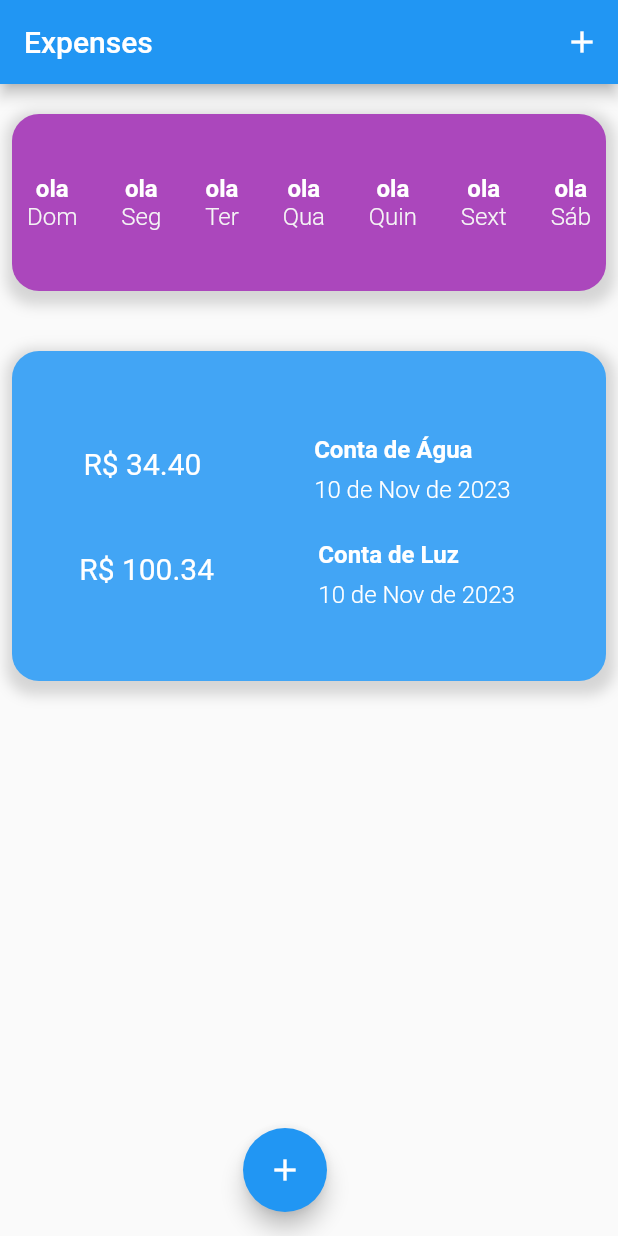
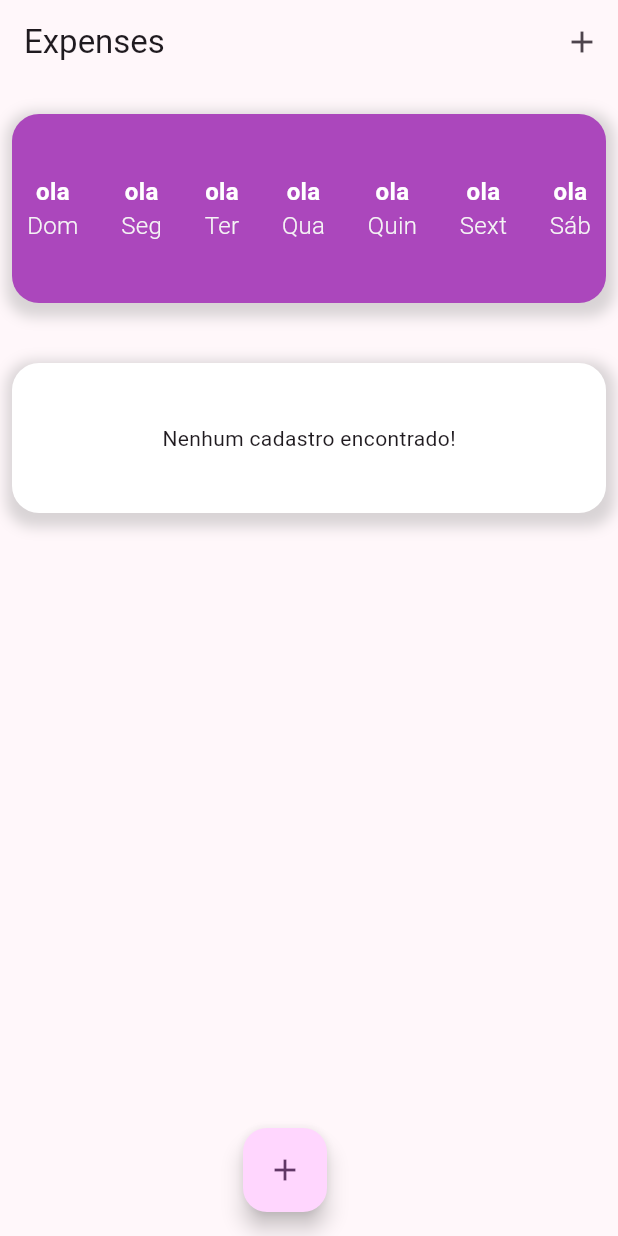
Before and after one commit to jeanmarcos552/learning-flutter, a Flutter app: the screen it shows after launch, on a phone screen of 412 x 824 dp. Run offline on Flutter 3.47's test engine with Material 2 defaults, Android fonts, the phone set to English and light mode, and no system bars; our stand-ins replace google_fonts.

Commit message:
feat: validate empty list

```diff
--- a/expenses/lib/providers/transactions.dart
+++ b/expenses/lib/providers/transactions.dart
@@ -4,26 +4,26 @@
 class Transactions with ChangeNotifier {
   final Map<String, Transaction> _item = {};
 
-  Transactions() {
-    _item.putIfAbsent(
-      "1",
-      () => Transaction(
-        date: DateTime.now(),
-        id: 1,
-        name: "Conta de Luz",
-        value: 100.34,
-      ),
-    );
-    _item.putIfAbsent(
-      "2",
-      () => Transaction(
-        date: DateTime.now(),
-        id: 2,
-        name: "Conta de Água",
-        value: 34.4,
-      ),
-    );
-  }
+  // Transactions() {
+  //   _item.putIfAbsent(
+  //     "1",
+  //     () => Transaction(
+  //       date: DateTime.now(),
+  //       id: 1,
+  //       name: "Conta de Luz",
+  //       value: 100.34,
+  //     ),
+  //   );
+  //   _item.putIfAbsent(
+  //     "2",
+  //     () => Transaction(
+  //       date: DateTime.now(),
+  //       id: 2,
+  //       name: "Conta de Água",
+  //       value: 34.4,
+  //     ),
+  //   );
+  // }
 
   List<Transaction> get all {
     return [..._item.values];
--- a/expenses/lib/views/home/home_list.dart
+++ b/expenses/lib/views/home/home_list.dart
@@ -17,13 +17,22 @@
   @override
   Widget build(BuildContext context) {
     final Transactions transactions = Provider.of(context);
+    final data = transactions.lastItensByParam(paginate ?? 2);
+
+    if (dataList == null && data.isEmpty) {
+      return const CardApp(
+        color: Colors.white,
+        child: Center(
+          child: Text("Nenhum cadastro encontrado!"),
+        ),
+      );
+    }
 
     return CardApp(
       color: Colors.blue[400]!,
       child: Column(
         crossAxisAlignment: CrossAxisAlignment.stretch,
-        children:
-            (dataList ?? transactions.lastItensByParam(paginate ?? 2)).map((e) {
+        children: (dataList ?? data).map((e) {
           return Padding(
             padding: const EdgeInsets.all(8.0),
             child: Row(
--- a/expenses/pubspec.yaml
+++ b/expenses/pubspec.yaml
@@ -12,6 +12,7 @@
     sdk: flutter
   intl:
   provider:
+  google_fonts:
 
   cupertino_icons: ^1.0.2
 
```
Also changed, not shown: expenses/lib/main.dart (+12 -2 lines), expenses/pubspec.lock, 1 other file.
